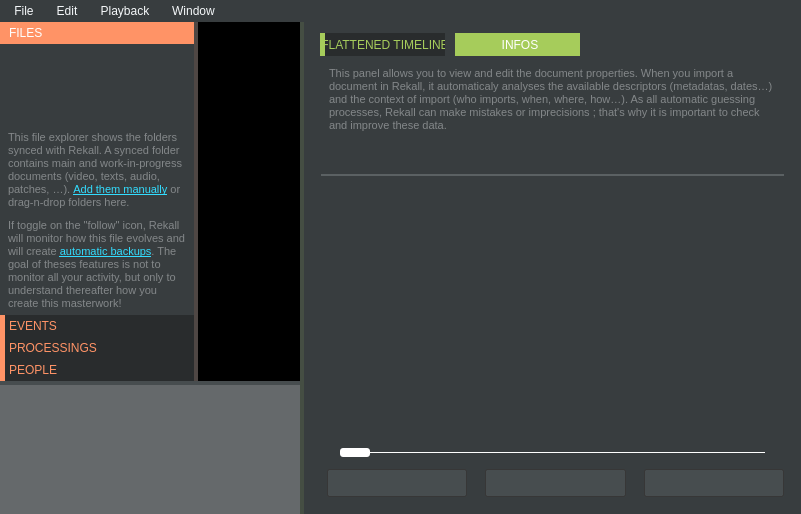
Old version of the form rekall.ui in the repository Rekall/Rekall.
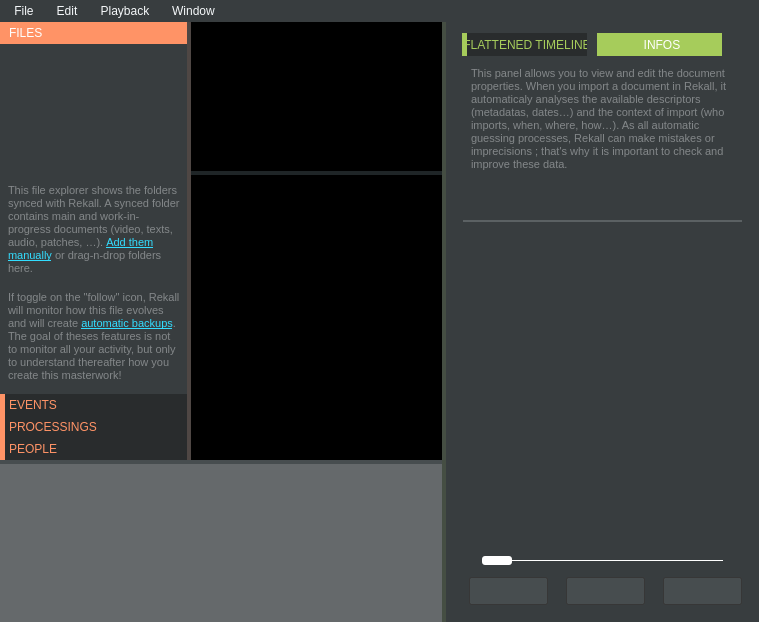
New version of the form. Icons and pictures are not drawn. Custom widgets are drawn as their Qt base class.

```diff
--- a/rekall.ui
+++ b/rekall.ui
@@ -6,15 +6,15 @@
    <rect>
     <x>0</x>
     <y>0</y>
-    <width>801</width>
-    <height>514</height>
+    <width>759</width>
+    <height>622</height>
    </rect>
   </property>
   <property name="windowTitle">
    <string>Rekall</string>
   </property>
   <property name="styleSheet">
-   <string notr="true">QTabWidget, QLabel, QCheckBox, QLineEdit, QPlainTextEdit, QPushButton, QSpinBox, QDoubleSpinBox, QTreeView, QHeaderView, QTabBar, QComboBox, QFrame#globalFrame, QTabBar::tab, QTreeView, QHeaderView, QDockWidget, QStatusBar, QRadioButton, QToolBox, QToolBox::tab, QMenuBar, QMenu {
+   <string notr="true">QTabWidget, QLabel, QCheckBox, QLineEdit, QPlainTextEdit, QTextEdit, QPushButton, QSpinBox, QDoubleSpinBox, QTreeView, QHeaderView, QTabBar, QComboBox, QFrame#globalFrame, QTabBar::tab, QTreeView, QHeaderView, QDockWidget, QStatusBar, QRadioButton, QToolBox, QToolBox::tab, QMenuBar, QMenu {
 	font: 						12px &quot;Calibri&quot;, &quot;Arial&quot;;
 	padding:					0px;
 	margin:					0px;
@@ -22,12 +22,12 @@
 	color: 						rgb(245, 248, 250);
 	border: 					0px solid black;
 }
-QPushButton, QSpinBox, QDoubleSpinBox, QLineEdit, QPlainTextEdit, QCheckBox::indicator, QRadioButton::indicator, QTreeView::indicator, QComboBox, QTreeView, QHeaderView {
+QPushButton, QSpinBox, QDoubleSpinBox, QTextEdit, QLineEdit, QPlainTextEdit, QCheckBox::indicator, QRadioButton::indicator, QTreeView::indicator, QComboBox, QTreeView, QHeaderView {
 	border: 					1px solid rgb(55, 55, 55);
 	border-radius: 		2px;
 	background-color: 	rgb(71, 77, 79);
 }
-QSpinBox, QDoubleSpinBox, QLineEdit, QPlainTextEdit, QCheckBox {
+QSpinBox, QDoubleSpinBox, QLineEdit, QTextEdit, QPlainTextEdit, QCheckBox {
 	margin-top: 			4px;
 	margin-bottom: 		4px;
 }
@@ -39,6 +39,10 @@
 	background-color: 	rgb(56, 61, 63);
 	border: 					0px solid black;
 }
+QFrame#annotationFrame, QTextEdit#annotation {
+	background-color: 	black;
+	border: 					0px solid black;
+}
 
 
 
@@ -271,6 +275,8 @@
 QSplitter#fileSplitter::handle:pressed 			{		background: 	rgb(255,147,102);			}
 QSplitter#timelineSplitter::handle 				{		background: 	rgb(71, 77, 79);				}
 QSplitter#timelineSplitter::handle:pressed 	{		background: 	rgb(226,226,226);			}
+QSplitter#annotationSplitter::handle 				{		background: 	rgb(31, 37, 39);				}
+QSplitter#annotationSplitter::handle:pressed 	{		background: 	rgb(76,76,76);			}
 QSplitter#previewSplitter::handle 				{		background: 	rgb(91, 97, 99);				}
 QSplitter#previewSplitter::handle:pressed 	{		background: 	rgb(226,226,226);			}
 QSplitter::handle:horizontal	 						{		width: 	4px; 											}
@@ -429,8 +435,8 @@
            <rect>
             <x>0</x>
             <y>0</y>
-            <width>201</width>
-            <height>271</height>
+            <width>190</width>
+            <height>352</height>
            </rect>
           </property>
           <attribute name="label">
@@ -655,13 +661,66 @@
           </layout>
          </widget>
         </widget>
-        <widget class="Player" name="player" native="true">
-         <property name="minimumSize">
-          <size>
-           <width>100</width>
-           <height>100</height>
-          </size>
+        <widget class="QSplitter" name="annotationSplitter">
+         <property name="orientation">
+          <enum>Qt::Vertical</enum>
          </property>
+         <widget class="Player" name="player" native="true">
+          <property name="minimumSize">
+           <size>
+            <width>100</width>
+            <height>100</height>
+           </size>
+          </property>
+          <property name="focusPolicy">
+           <enum>Qt::ClickFocus</enum>
+          </property>
+         </widget>
+         <widget class="QFrame" name="annotationFrame">
+          <property name="frameShape">
+           <enum>QFrame::StyledPanel</enum>
+          </property>
+          <property name="frameShadow">
+           <enum>QFrame::Raised</enum>
+          </property>
+          <layout class="QHBoxLayout" name="horizontalLayout_3">
+           <property name="spacing">
+            <number>0</number>
+           </property>
+           <property name="leftMargin">
+            <number>0</number>
+           </property>
+           <property name="topMargin">
+            <number>0</number>
+           </property>
+           <property name="rightMargin">
+            <number>0</number>
+           </property>
+           <property name="bottomMargin">
+            <number>0</number>
+           </property>
+           <item>
+            <widget class="QTextEditPlus" name="annotation">
+             <property name="focusPolicy">
+              <enum>Qt::StrongFocus</enum>
+             </property>
+             <property name="verticalScrollBarPolicy">
+              <enum>Qt::ScrollBarAlwaysOff</enum>
+             </property>
+             <property name="horizontalScrollBarPolicy">
+              <enum>Qt::ScrollBarAlwaysOff</enum>
+             </property>
+             <property name="html">
+              <string>&lt;!DOCTYPE HTML PUBLIC &quot;-//W3C//DTD HTML 4.0//EN&quot; &quot;http://www.w3.org/TR/REC-html40/strict.dtd&quot;&gt;
+&lt;html&gt;&lt;head&gt;&lt;meta name=&quot;qrichtext&quot; content=&quot;1&quot; /&gt;&lt;style type=&quot;text/css&quot;&gt;
+p, li { white-space: pre-wrap; }
+&lt;/style&gt;&lt;/head&gt;&lt;body style=&quot; font-family:'Calibri,Arial'; font-size:12px; font-weight:400; font-style:normal;&quot;&gt;
+&lt;p align=&quot;center&quot; style=&quot;-qt-paragraph-type:empty; margin-top:0px; margin-bottom:0px; margin-left:0px; margin-right:0px; -qt-block-indent:0; text-indent:0px;&quot;&gt;&lt;br /&gt;&lt;/p&gt;&lt;/body&gt;&lt;/html&gt;</string>
+             </property>
+            </widget>
+           </item>
+          </layout>
+         </widget>
         </widget>
        </widget>
        <widget class="Timeline" name="timeline" native="true">
@@ -674,7 +733,7 @@
        </widget>
       </widget>
       <widget class="QWidget" name="layoutWidget">
-       <layout class="QVBoxLayout" name="conduiteLayout" stretch="1,0">
+       <layout class="QVBoxLayout" name="conduiteLayout" stretch="0,0">
         <property name="spacing">
          <number>0</number>
         </property>
@@ -733,9 +792,6 @@
             <string>INFOS</string>
            </attribute>
            <layout class="QVBoxLayout" name="verticalLayout_7">
-            <property name="spacing">
-             <number>6</number>
-            </property>
             <property name="leftMargin">
              <number>6</number>
             </property>
@@ -965,7 +1021,7 @@
     <rect>
      <x>0</x>
      <y>0</y>
-     <width>801</width>
+     <width>759</width>
      <height>23</height>
     </rect>
    </property>
@@ -1167,6 +1223,14 @@
    <header>gui/previewer.h</header>
    <container>1</container>
   </customwidget>
+  <customwidget>
+   <class>QTextEditPlus</class>
+   <extends>QTextEdit</extends>
+   <header>gui/qtexteditplus.h</header>
+   <slots>
+    <signal>focusChanged(bool)</signal>
+   </slots>
+  </customwidget>
  </customwidgets>
  <resources>
   <include location="icons/Rekall.qrc"/>
```
Left out of the diff: 58 changed lines with no effect on the pictures.
